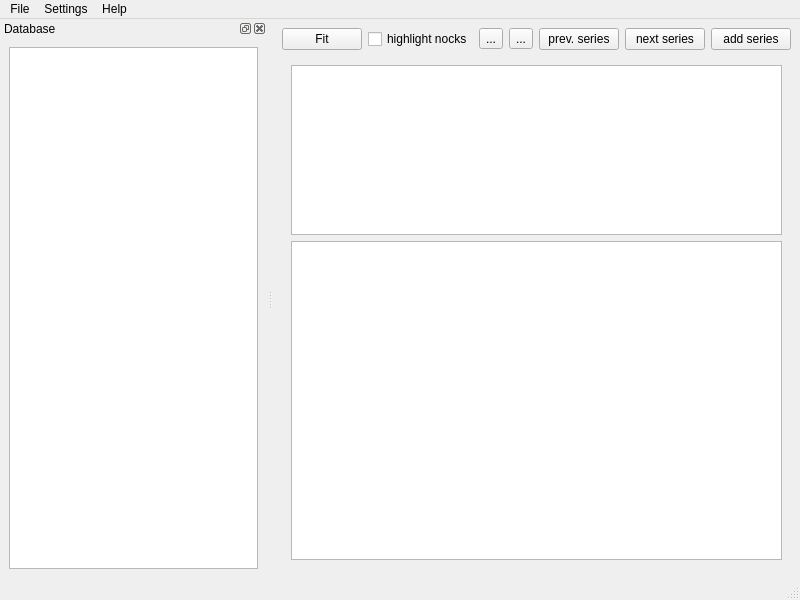
Old version of the form src/gui/mainwindow.ui in the repository grotsztaksel/ArcherAssistant.
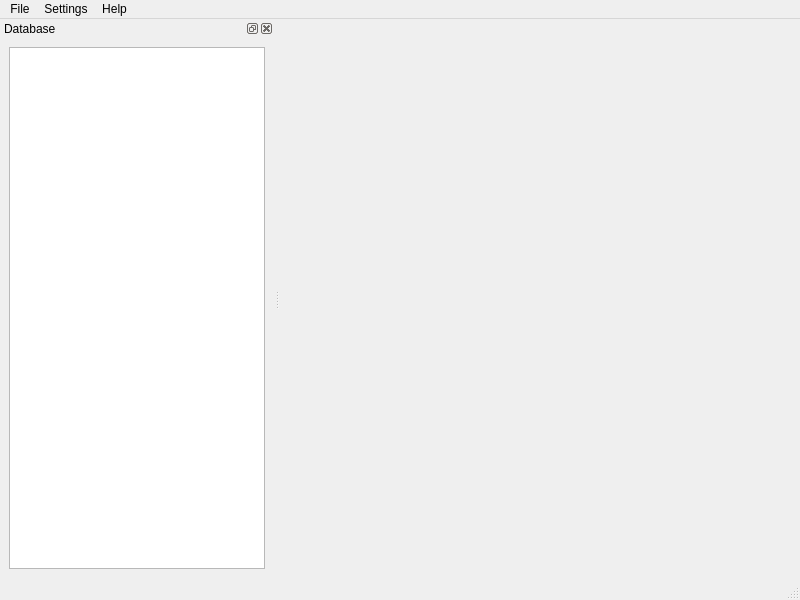
New version of the form. Custom widgets are drawn as their Qt base class.

Commit message: GUI: Add & use SeriesInputWidget

What changed in the file:
```diff
--- a/src/gui/mainwindow.ui
+++ b/src/gui/mainwindow.ui
@@ -16,134 +16,7 @@
   <widget class="QWidget" name="centralwidget">
    <layout class="QVBoxLayout" name="verticalLayout_2">
     <item>
-     <layout class="QHBoxLayout" name="horizontalLayout">
-      <item>
-       <widget class="QPushButton" name="fitButton">
-        <property name="text">
-         <string>Fit</string>
-        </property>
-       </widget>
-      </item>
-      <item>
-       <widget class="QCheckBox" name="checkBox">
-        <property name="toolTip">
-         <string>try finding arrow nocks (maybe some are burrowed deeply in the target and are hard to spot at first glance).
-Use the button to select color
-(or, in future, use the information from arrow data)</string>
-        </property>
-        <property name="text">
-         <string>highlight nocks</string>
-        </property>
-       </widget>
-      </item>
-      <item>
-       <widget class="QToolButton" name="toolButton">
-        <property name="toolTip">
-         <string>Pick the nock color</string>
-        </property>
-        <property name="text">
-         <string>...</string>
-        </property>
-       </widget>
-      </item>
-      <item>
-       <widget class="QToolButton" name="toolButton_2">
-        <property name="toolTip">
-         <string>delete this image</string>
-        </property>
-        <property name="text">
-         <string>...</string>
-        </property>
-       </widget>
-      </item>
-      <item>
-       <widget class="QPushButton" name="pushButton">
-        <property name="text">
-         <string>prev. series</string>
-        </property>
-       </widget>
-      </item>
-      <item>
-       <widget class="QPushButton" name="pushButton_2">
-        <property name="text">
-         <string>next series</string>
-        </property>
-       </widget>
-      </item>
-      <item>
-       <widget class="QPushButton" name="pushButton_3">
-        <property name="toolTip">
-         <string>reuse this image for next series (the arrows weren't collected before next series?)</string>
-        </property>
-        <property name="text">
-         <string>add series</string>
-        </property>
-       </widget>
-      </item>
-      <item>
-       <spacer name="horizontalSpacer">
-        <property name="orientation">
-         <enum>Qt::Horizontal</enum>
-        </property>
-        <property name="sizeHint" stdset="0">
-         <size>
-          <width>40</width>
-          <height>20</height>
-         </size>
-        </property>
-       </spacer>
-      </item>
-     </layout>
-    </item>
-    <item>
-     <widget class="QStackedWidget" name="stackedWidget">
-      <property name="currentIndex">
-       <number>0</number>
-      </property>
-      <widget class="QWidget" name="page">
-       <layout class="QVBoxLayout" name="verticalLayout_3">
-        <item>
-         <widget class="QListWidget" name="thumbnailsView">
-          <property name="maximumSize">
-           <size>
-            <width>16777215</width>
-            <height>170</height>
-           </size>
-          </property>
-          <property name="dragDropMode">
-           <enum>QAbstractItemView::DragDrop</enum>
-          </property>
-          <property name="iconSize">
-           <size>
-            <width>200</width>
-            <height>150</height>
-           </size>
-          </property>
-          <property name="isWrapping" stdset="0">
-           <bool>false</bool>
-          </property>
-          <property name="resizeMode">
-           <enum>QListView::Adjust</enum>
-          </property>
-          <property name="viewMode">
-           <enum>QListView::IconMode</enum>
-          </property>
-         </widget>
-        </item>
-        <item>
-         <widget class="MainGraphicsView" name="graphicsView">
-          <property name="verticalScrollBarPolicy">
-           <enum>Qt::ScrollBarAlwaysOff</enum>
-          </property>
-          <property name="horizontalScrollBarPolicy">
-           <enum>Qt::ScrollBarAlwaysOff</enum>
-          </property>
-         </widget>
-        </item>
-       </layout>
-      </widget>
-      <widget class="QWidget" name="page_2"/>
-     </widget>
+     <layout class="QVBoxLayout" name="centralLayout"/>
     </item>
    </layout>
   </widget>
@@ -270,11 +143,6 @@
    <extends>QTreeView</extends>
    <header>mainmodeltreeview.h</header>
   </customwidget>
-  <customwidget>
-   <class>MainGraphicsView</class>
-   <extends>QGraphicsView</extends>
-   <header>maingraphicsview.h</header>
-  </customwidget>
  </customwidgets>
  <resources/>
  <connections/>
```
The commit also changes 8 other files.
